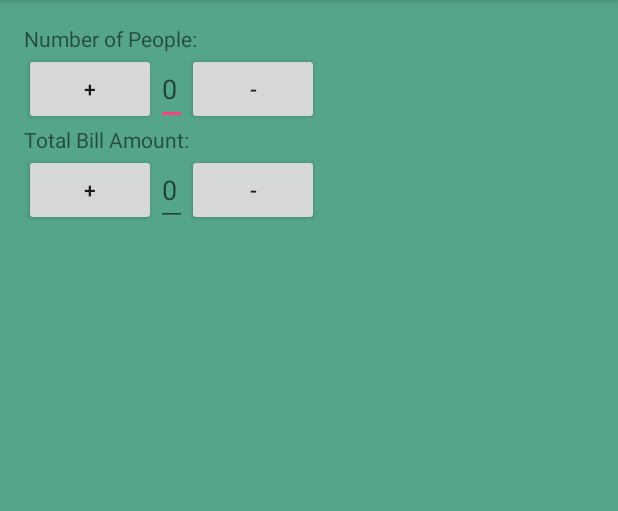
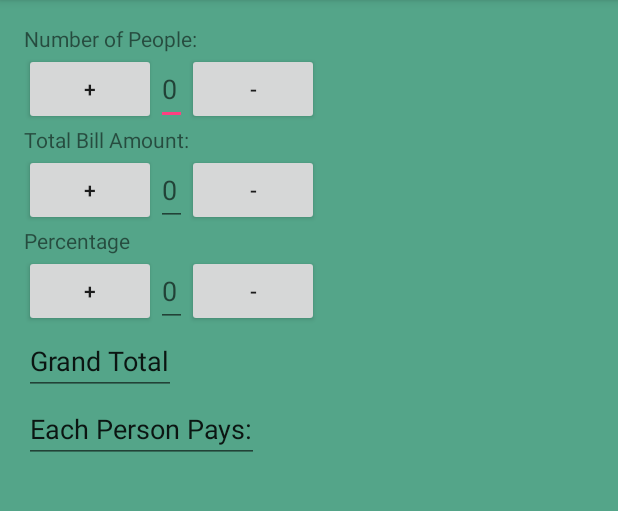
Before and after one commit to Squiggee/JustTheTip, an Android app: the MainActivity screen opened directly, with no data from a screen before it, on a phone screen of 412 x 824 dp, the part 84-595 px from its top. Run offline under Robolectric (Android 15) with nearby library versions, the phone set to English and light mode, and no system bars.

Commit message:
added total, each person pays fields

```diff
--- a/app/src/main/res/layout/activity_main.xml
+++ b/app/src/main/res/layout/activity_main.xml
@@ -29,7 +29,7 @@
         <EditText
             android:layout_width="wrap_content"
             android:layout_height="match_parent"
-            android:id="@+id/amount"
+            android:id="@+id/people"
             android:hint="0"
             android:inputType="numberDecimal"/>
         <Button
@@ -59,5 +59,38 @@
             android:layout_height="wrap_content"
             android:text="-"/>
     </LinearLayout>
+    <TextView
+        android:layout_width="wrap_content"
+        android:layout_height="wrap_content"
+        android:text="Percentage"/>
+    <LinearLayout
+        android:layout_width="wrap_content"
+        android:layout_height="wrap_content">
+        <Button
+            android:layout_width="wrap_content"
+            android:layout_height="wrap_content"
+            android:text="+" />
+        <EditText
+            android:layout_width="wrap_content"
+            android:layout_height="match_parent"
+            android:id="@+id/percentage"
+            android:hint="0"
+            android:inputType="numberDecimal"/>
+        <Button
+            android:layout_width="wrap_content"
+            android:layout_height="wrap_content"
+            android:text="-"/>
+    </LinearLayout>
+
+    <EditText
+        android:layout_width="wrap_content"
+        android:layout_height="wrap_content"
+        android:text="Grand Total"
+        android:id="@+id/editText" />
+
+    <EditText
+        android:layout_width="wrap_content"
+        android:layout_height="wrap_content"
+        android:text="Each Person Pays:"/>
 
 </LinearLayout>
```
